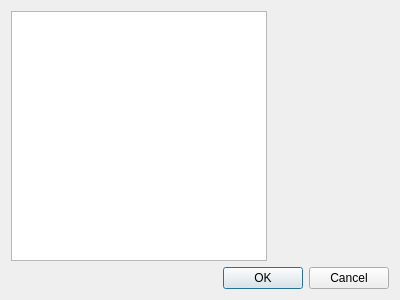
This is src/preferencesdialog.ui in opencor/opencor as Qt 5 draws it before an edit. The edited form follows.
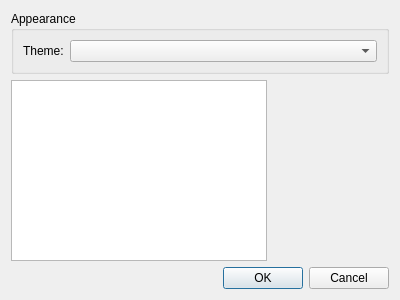
This is the edited form.

Commit message: Add configurable dark theme

```diff
--- a/src/preferencesdialog.ui
+++ b/src/preferencesdialog.ui
@@ -14,6 +14,28 @@
    <string>Preferences</string>
   </property>
   <layout class="QVBoxLayout" name="layout">
+   <item>
+    <widget class="QGroupBox" name="appearanceGroup">
+     <property name="title">
+      <string>Appearance</string>
+     </property>
+     <layout class="QFormLayout" name="appearanceLayout">
+      <item row="0" column="0">
+       <widget class="QLabel" name="themeLabel">
+        <property name="text">
+         <string>Theme:</string>
+        </property>
+        <property name="buddy">
+         <cstring>themeValue</cstring>
+        </property>
+       </widget>
+      </item>
+      <item row="0" column="1">
+       <widget class="QComboBox" name="themeValue"/>
+      </item>
+     </layout>
+    </widget>
+   </item>
    <item>
     <layout class="QHBoxLayout" name="horizontalLayout">
      <item>
```
The commit also changes 33 other files.
